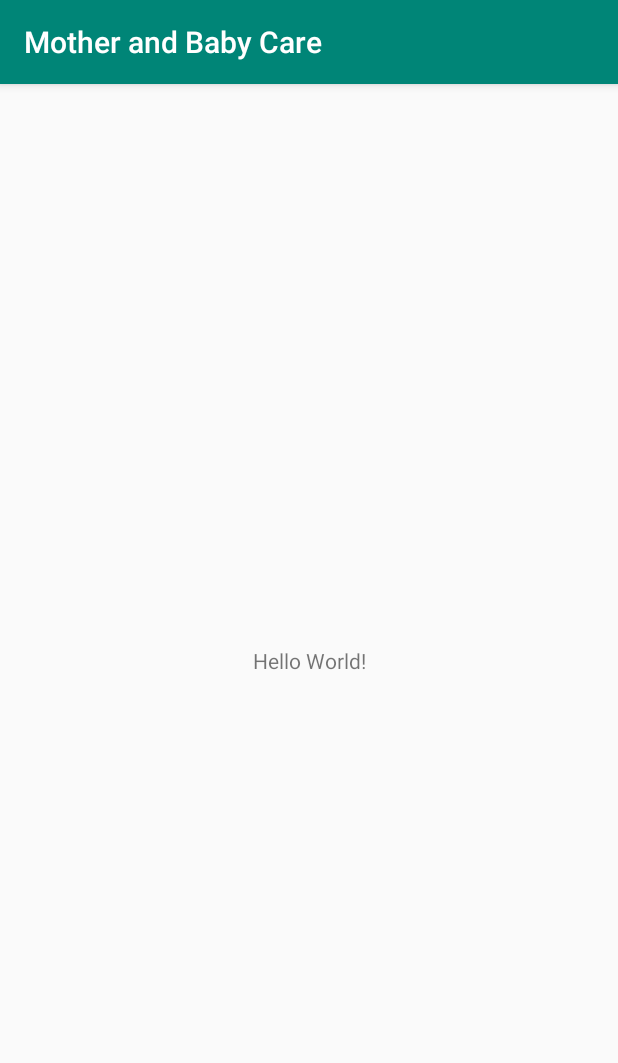
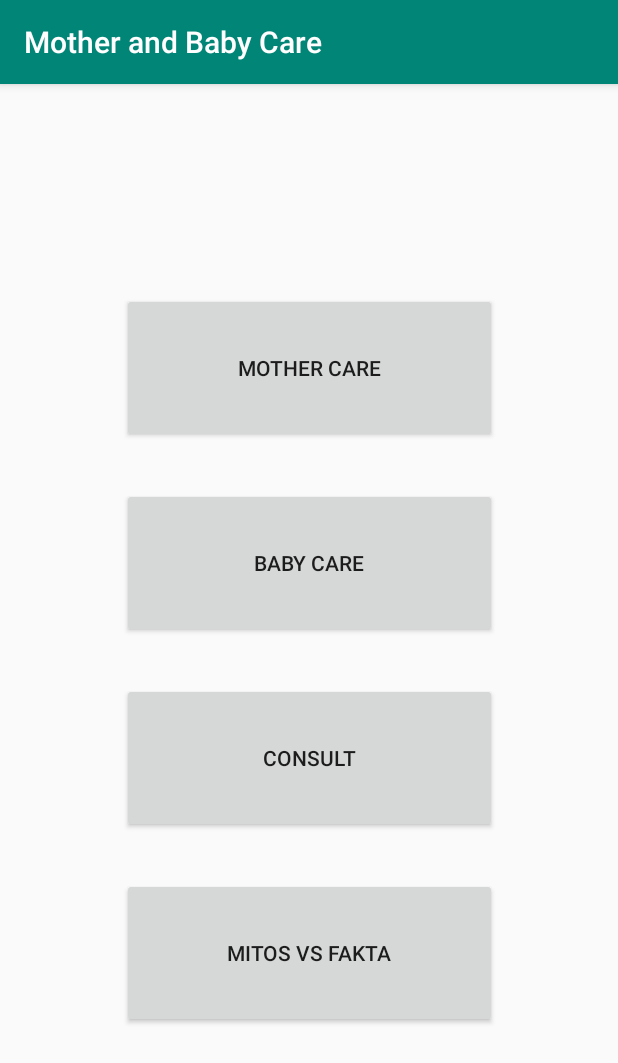
Before and after one commit to taufiqtab/MotherandBabyCare, an Android app: the screen it shows after launch (MainActivity), on a phone screen of 412 x 824 dp. Shown: the top 1063 px of the screen. Run offline under Robolectric (Android 15) with nearby library versions, the phone set to English and light mode, and no system bars.

Commit message:
Splash Screen

```diff
--- a/app/src/main/AndroidManifest.xml
+++ b/app/src/main/AndroidManifest.xml
@@ -9,13 +9,15 @@
         android:roundIcon="@mipmap/ic_launcher_round"
         android:supportsRtl="true"
         android:theme="@style/AppTheme">
-        <activity android:name=".MainActivity">
+        <activity android:name=".SplashScreen"
+            android:theme="@style/Theme.AppCompat.Light.NoActionBar">
             <intent-filter>
                 <action android:name="android.intent.action.MAIN" />
 
                 <category android:name="android.intent.category.LAUNCHER" />
             </intent-filter>
         </activity>
+        <activity android:name=".MainActivity"></activity>
     </application>
 
 </manifest>
--- /dev/null
+++ b/app/src/main/java/com/marivin/motherandbabycare/SplashScreen.java
@@ -0,0 +1,24 @@
+package com.marivin.motherandbabycare;
+
+import android.content.Intent;
+import android.os.Handler;
+import android.support.v7.app.AppCompatActivity;
+import android.os.Bundle;
+
+public class SplashScreen extends AppCompatActivity {
+    private int waktu_loading=3000;
+
+    @Override
+    protected void onCreate(Bundle savedInstanceState) {
+        super.onCreate(savedInstanceState);
+        setContentView(R.layout.activity_splash_screen);
+        new Handler().postDelayed(new Runnable() {
+            @Override
+            public void run() {
+                Intent home=new Intent(SplashScreen.this, MainActivity.class);
+                startActivity(home);
+                finish();
+            }
+        },waktu_loading);
+    }
+}
--- a/app/src/main/res/layout/activity_main.xml
+++ b/app/src/main/res/layout/activity_main.xml
@@ -6,13 +6,57 @@
     android:layout_height="match_parent"
     tools:context=".MainActivity">
 
-    <TextView
-        android:layout_width="wrap_content"
-        android:layout_height="wrap_content"
-        android:text="Hello World!"
+    <LinearLayout
+        android:layout_width="395dp"
+        android:layout_height="715dp"
+        android:layout_marginStart="8dp"
+        android:layout_marginTop="8dp"
+        android:layout_marginEnd="8dp"
+        android:layout_marginBottom="8dp"
+        android:clipToPadding="false"
+        android:gravity="center"
+        android:orientation="vertical"
+        android:textAlignment="center"
         app:layout_constraintBottom_toBottomOf="parent"
-        app:layout_constraintLeft_toLeftOf="parent"
-        app:layout_constraintRight_toRightOf="parent"
-        app:layout_constraintTop_toTopOf="parent" />
+        app:layout_constraintEnd_toEndOf="parent"
+        app:layout_constraintStart_toStartOf="parent"
+        app:layout_constraintTop_toTopOf="parent">
 
+        <Button
+            android:id="@+id/button"
+            style="@android:style/Widget.DeviceDefault.Button"
+            android:layout_width="250dp"
+            android:layout_height="100dp"
+            android:text="Mother Care" />
+
+        <Space
+            android:layout_width="match_parent"
+            android:layout_height="30dp" />
+
+        <Button
+            android:id="@+id/button2"
+            android:layout_width="250dp"
+            android:layout_height="100dp"
+            android:text="Baby Care" />
+
+        <Space
+            android:layout_width="match_parent"
+            android:layout_height="30dp" />
+
+        <Button
+            android:id="@+id/button3"
+            android:layout_width="250dp"
+            android:layout_height="100dp"
+            android:text="Consult" />
+
+        <Space
+            android:layout_width="match_parent"
+            android:layout_height="30dp" />
+
+        <Button
+            android:id="@+id/button4"
+            android:layout_width="250dp"
+            android:layout_height="100dp"
+            android:text="Mitos vs Fakta" />
+    </LinearLayout>
 </android.support.constraint.ConstraintLayout>
--- /dev/null
+++ b/app/src/main/res/layout/activity_splash_screen.xml
@@ -0,0 +1,22 @@
+<?xml version="1.0" encoding="utf-8"?>
+<android.support.constraint.ConstraintLayout xmlns:android="http://schemas.android.com/apk/res/android"
+    xmlns:app="http://schemas.android.com/apk/res-auto"
+    xmlns:tools="http://schemas.android.com/tools"
+    android:layout_width="match_parent"
+    android:layout_height="match_parent"
+    tools:context=".SplashScreen">
+
+    <TextView
+        android:id="@+id/textView"
+        android:layout_width="wrap_content"
+        android:layout_height="wrap_content"
+        android:layout_marginStart="177dp"
+        android:layout_marginTop="336dp"
+        android:layout_marginEnd="176dp"
+        android:layout_marginBottom="376dp"
+        android:text="SPLASH SCREEN"
+        app:layout_constraintBottom_toBottomOf="parent"
+        app:layout_constraintEnd_toEndOf="parent"
+        app:layout_constraintStart_toStartOf="parent"
+        app:layout_constraintTop_toTopOf="parent" />
+</android.support.constraint.ConstraintLayout>
```
